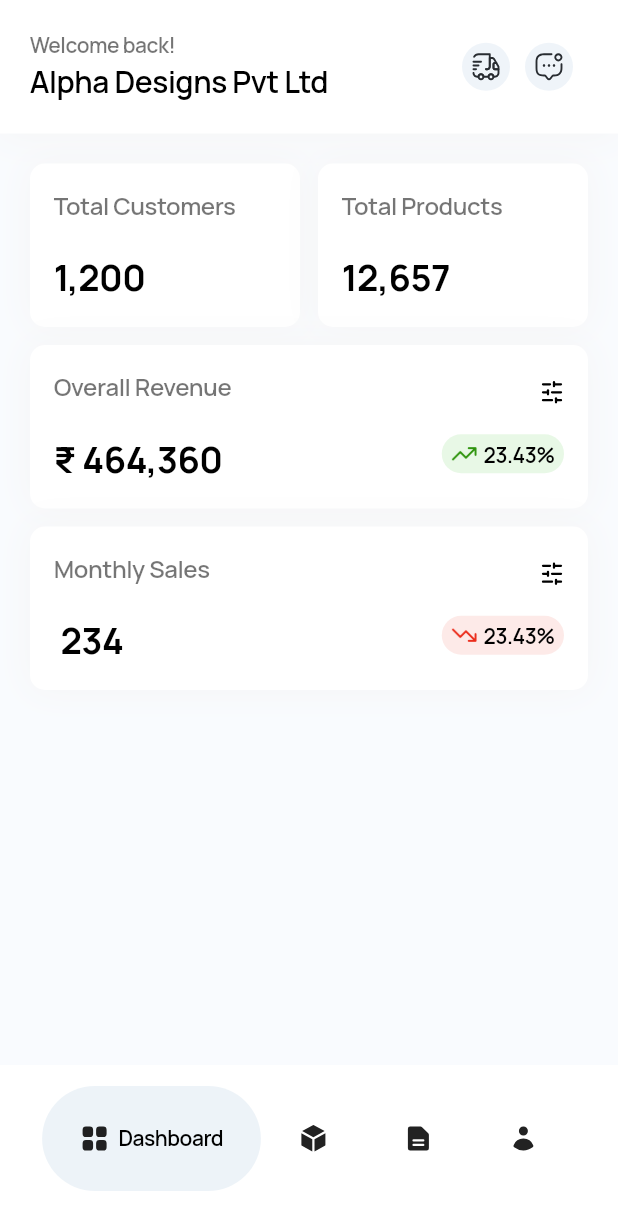
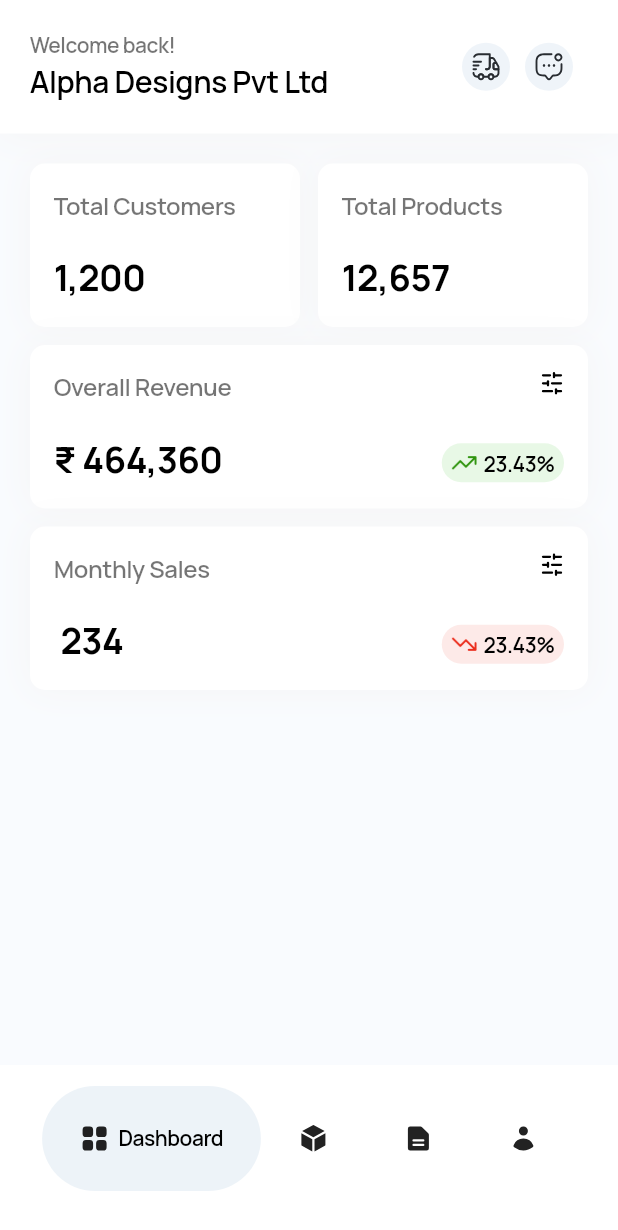
Before and after one commit to funflutter/admin_new, a Flutter app: the screen it shows after launch, on a phone screen of 412 x 824 dp. Shown: the top 1230 px of the screen. Run offline on Flutter 3.47's test engine with Material 3 defaults, Android fonts, the phone set to English and light mode, and no system bars; drawn by our look-alikes of google_nav_bar; our stand-ins replace dropdown_button2, flutter_svg, google_fonts, heroicons.

Commit message:
alignment done

```diff
--- a/lib/components/custom_button.dart
+++ b/lib/components/custom_button.dart
@@ -1,6 +1,5 @@
 import 'package:admin_ecom/theme/global_font.dart';
 import 'package:flutter/material.dart';
-import 'package:flutter_svg/svg.dart';
 
 class CustomButton extends StatelessWidget {
   final void Function()? onTap;
--- a/lib/pages/dashboard_screen.dart
+++ b/lib/pages/dashboard_screen.dart
@@ -1,5 +1,4 @@
 import 'package:admin_ecom/components/custom_app_bar.dart';
-import 'package:admin_ecom/components/custom_button.dart';
 import 'package:admin_ecom/responsive.dart';
 import 'package:admin_ecom/theme/global_font.dart';
 import 'package:flutter/material.dart';
@@ -105,15 +104,15 @@ Widget _totalsContainer({String? title, String? value}) {
   );
 }
 
-Widget _incomeContainer(
-    {String? title,
-    String? value,
-    String? icon,
-    String? revenuValue,
-    bool removeRupee = false,
-    Color? buttonColor}) {
+Widget _incomeContainer({
+  String? title,
+  String? value,
+  String? icon,
+  String? revenuValue,
+  bool removeRupee = false,
+  Color? buttonColor,
+}) {
   return Container(
-    // width: ,
     padding: EdgeInsets.all(16),
     decoration: BoxDecoration(
       borderRadius: BorderRadius.circular(10),
@@ -144,11 +143,10 @@ Widget _incomeContainer(
           ],
         ),
         Column(
-          mainAxisAlignment: MainAxisAlignment.spaceBetween,
           crossAxisAlignment: CrossAxisAlignment.end,
           children: [
             SvgPicture.asset('assets/svg/filter.svg'),
-            SizedBox(height: 20),
+            SizedBox(height: 32),
             Container(
               height: 26,
               decoration: BoxDecoration(
```
Also changed, not shown: pubspec.lock.
